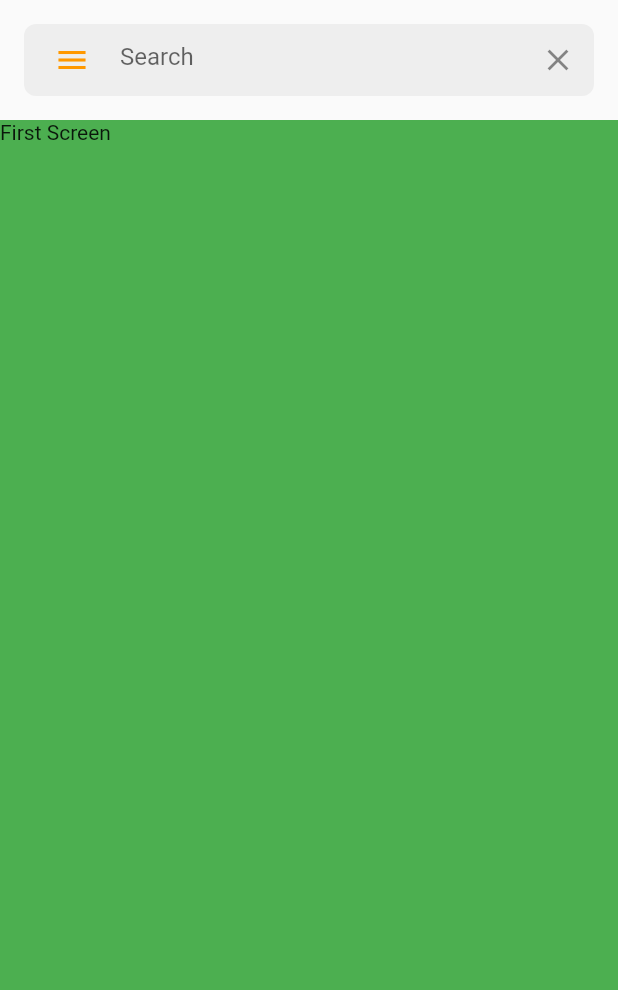
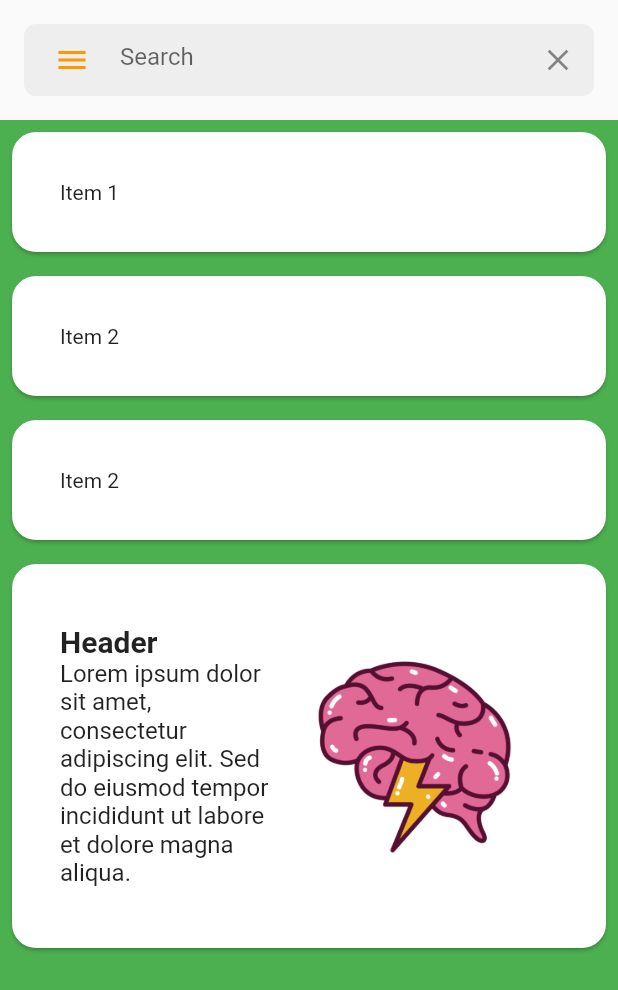
Before and after one commit to maxieluan/flutter-demo, a Flutter app: the screen it shows after launch, on a phone screen of 412 x 824 dp. Shown: the top 990 px of the screen. Run offline on Flutter 3.47's test engine with Material 2 defaults, Android fonts, the phone set to English and light mode, and no system bars.

Commit message:
add images, list, etc

```diff
--- a/lib/main.dart
+++ b/lib/main.dart
@@ -1,4 +1,3 @@
-import 'package:flutter/foundation.dart';
 import 'package:flutter/material.dart';
 import 'package:flutter/rendering.dart';
 
@@ -48,10 +47,76 @@ class FirstScreen extends StatelessWidget {
 
   @override
   Widget build(BuildContext context) {
-    return const Scaffold(
+    return Scaffold(
         backgroundColor: Colors.green,
-        body: Text("First Screen")
+        body: ListView(
+          children: [
+            _buildListItem(Text("Item 1"), 1),
+            _buildListItem(Text("Item 2"), 2),
+            _buildListItem(Text("Item 2"), 3),
+            _buildListItem(
+               Row(
+                children: [
+                  const Expanded(
+                    child: Column(
+                      crossAxisAlignment: CrossAxisAlignment.start,
+                      children: [
+                        Text(
+                          "Header",
+                          style: TextStyle(
+                            fontSize: 20,
+                            fontWeight: FontWeight.bold
+                          )
+                        ),
+                        Text(
+                          'Lorem ipsum dolor sit amet, consectetur adipiscing elit. '
+                              'Sed do eiusmod tempor incididunt ut labore et dolore magna aliqua.',
+                          style: TextStyle(fontSize: 16)
+                        )
+                      ],
+                    ),
+                  ),
+                  SizedBox(
+                    width: 192,
+                    height: 192,
+                    child: Padding(
+                      padding: const EdgeInsets.all(16.0),
+                      child: Image.asset("assets/images/brain.png", fit: BoxFit.fill)
+                    ),
+                  )
+                ],
+              )
+            , 4)
+          ],
+        )
     );
+  }
+
+  Widget _buildListItem(Widget widget, int index) {
+    return Card(
+      elevation: 1, // You can adjust the elevation as needed
+      margin: const EdgeInsets.all(8), // Margin around each card
+      shape: RoundedRectangleBorder(
+        borderRadius: BorderRadius.circular(16.0), // Adjust the corner radius as needed
+      ),
+      child: InkWell(
+        customBorder: RoundedRectangleBorder(
+          borderRadius: BorderRadius.circular(16.0)
+        ),
+        onTap: () {
+          _handleItemClick(index);
+        },
+        child: Padding(
+          padding: const EdgeInsets.all(32.0), // Padding inside the card
+          child: widget
+        ),
+      ),
+    );
+  }
+
+  void _handleItemClick(int itemText) {
+    // Handle the click action for the item here
+    print('Clicked on: $itemText');
   }
 }
 
@@ -85,6 +150,7 @@ class _HomePageState extends State<HomePage> with TickerProviderStateMixin {
   int _selectedIndex = 0;
   final FocusNode _searchFocusNode = FocusNode();
   bool _isSearchExpanded = false;
+  bool _resultFadeIn = false;
   bool _showOverlayScreen = false;
   late OverlayEntry detectorOverlay;
   late AnimationController controller;
@@ -115,17 +181,6 @@ class _HomePageState extends State<HomePage> with TickerProviderStateMixin {
   void dispose() {
     _searchFocusNode.dispose();
     super.dispose();
-  }
-
-  void _toggleSearch() {
-    setState(() {
-      _isSearchExpanded = !_isSearchExpanded;
-      if (_isSearchExpanded) {
-        _searchFocusNode.requestFocus();
-      } else {
-        _searchFocusNode.unfocus();
-      }
-    });
   }
 
   void _onItemTapped(int index) {
@@ -170,9 +225,16 @@ class _HomePageState extends State<HomePage> with TickerProviderStateMixin {
                                         _isSearchExpanded = true;
                                         controller.forward();
                                       });
+                                      Future.delayed(const Duration(milliseconds: 10), (){
+                                        setState(() {
+                                          _resultFadeIn = true;
+                                        });
+                                      });
                                     } else {
                                       setState(() {
                                         controller.reverse();
+                                        _resultFadeIn = false;
+
                                         _isSearchExpanded = false;
                                       });
                                     }
@@ -230,25 +292,22 @@ class _HomePageState extends State<HomePage> with TickerProviderStateMixin {
                     children: [
                       AnimatedSwitcher(
                         duration: const Duration(milliseconds: 1000),
-                      child: !_isSearchExpanded? screens[_selectedIndex]: null,
-                      transitionBuilder: (Widget child, Animation<double> animation) {
-                        // Implement your custom transition effect here
-                        const begin = Offset(1.0, 1.0); // Bottom-right corner
-                        const end = Offset.zero;
-                        const curve = Curves.easeInOut;
-
-                        var tween = Tween(begin: begin, end: end).chain(CurveTween(curve: curve));
-                        var offsetAnimation = animation.drive(tween);
-
-                        return SlideTransition(
-                          position: offsetAnimation,
+                        switchInCurve: Curves.easeInOut,
+                        switchOutCurve: Curves.bounceInOut,
+                        transitionBuilder: (child, animation) {
+                          return FadeTransition(
+                            opacity: animation,
                             child: child,
                           );
                         },
+                        child:
+                          !_isSearchExpanded? screens[_selectedIndex]: null,
                       ),
+                      if (_isSearchExpanded)
                         RepaintBoundary(
                             child: AnimatedOpacity(duration: const Duration(milliseconds: 300),
-                          opacity: _isSearchExpanded? 1: 0,
+                              opacity: _resultFadeIn? 1: 0,
+
                               child: ListView.builder(
                                 itemCount: 10, // Example number of results
                                 itemBuilder: (context, index) {
@@ -260,6 +319,7 @@ class _HomePageState extends State<HomePage> with TickerProviderStateMixin {
                               ),
                             )
                         )
+
                     ]
                 ),
 
--- a/pubspec.yaml
+++ b/pubspec.yaml
@@ -59,6 +59,7 @@ flutter:
   uses-material-design: true
   assets:
     - assets/images/cloudy_sun.png
+    - assets/images/brain.png
 
   # To add assets to your application, add an assets section, like this:
   # assets:
```
Also changed, not shown: assets/images/brain.png (added). Lines whose indentation alone changed are shown as unchanged.
